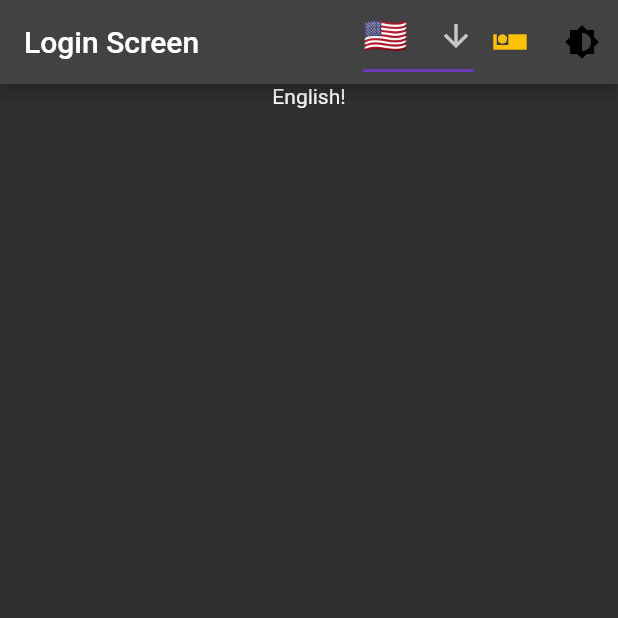
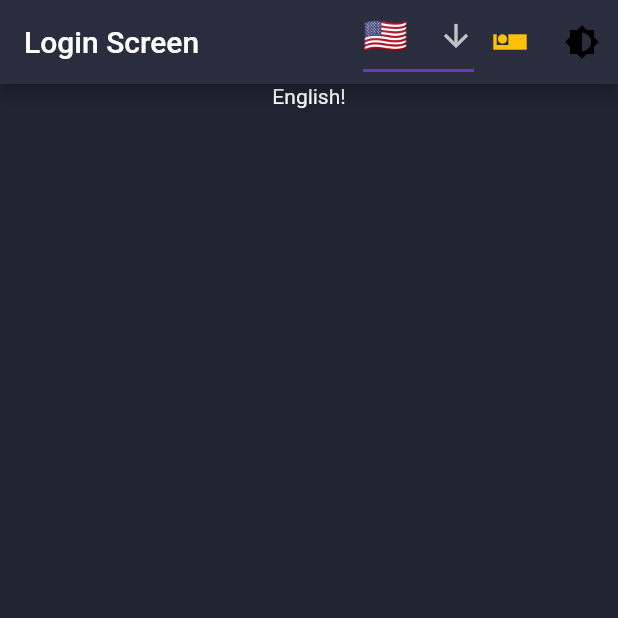
Before and after one commit to SchroederLionel/Crayon_Management, a Flutter app: the screen it shows after launch, on a phone screen of 412 x 824 dp, the top half of it. Run offline on Flutter 3.47's test engine with Material 2 defaults, Android fonts, the phone set to English and light mode, and no system bars; our stand-ins replace google_fonts, url_strategy; generated files the repository leaves out were written again.

Commit message:
Dashboard & DarkTheme improvements

```diff
--- a/lib/main.dart
+++ b/lib/main.dart
@@ -1,14 +1,20 @@
 import 'package:crayon_management/providers/locale_provider.dart';
+import 'package:crayon_management/providers/menu_provider.dart';
+import 'package:crayon_management/screens/dashboard/components/header.dart';
 import 'package:flutter/material.dart';
 import 'package:provider/provider.dart';
 import 'package:flutter_gen/gen_l10n/app_localizations.dart';
 
 import 'package:crayon_management/providers/theme_provider.dart';
 import 'route/route.dart' as route;
+import 'package:url_strategy/url_strategy.dart';
 
 void main() {
+  // Removes # from url.
+  setPathUrlStrategy();
   runApp(MultiProvider(
     providers: [
+      ChangeNotifierProvider<MenuProvider>(create: (context) => MenuProvider()),
       ChangeNotifierProvider<ThemeProvider>(
         create: (BuildContext context) => ThemeProvider(isDarkMode: true),
       ),
--- a/lib/providers/theme_provider.dart
+++ b/lib/providers/theme_provider.dart
@@ -1,15 +1,31 @@
 import 'package:flutter/material.dart';
+import 'package:google_fonts/google_fonts.dart';
 
 class ThemeProvider extends ChangeNotifier {
   late ThemeData _selectedTheme;
 
   ThemeData light = ThemeData.light().copyWith(
-    primaryColor: Colors.green,
-  );
+      primaryColor: const Color(0xFF212332),
+      textTheme: TextTheme(
+        headline1:
+            GoogleFonts.poppins(fontSize: 72.0, fontWeight: FontWeight.bold),
+      ));
 
-  ThemeData dark = ThemeData.dark().copyWith(
-    primaryColor: Colors.black,
-  );
+  ThemeData dark = ThemeData(
+      backgroundColor: const Color(0xFF212332),
+      brightness: Brightness.dark,
+      scaffoldBackgroundColor: const Color(0xFF212332),
+      canvasColor: const Color(0xFF2A2D3E),
+      cardColor: const Color(0xFF2A2D3E),
+      textTheme: TextTheme(
+          headline1: GoogleFonts.poppins(
+              fontSize: 24.0,
+              fontWeight: FontWeight.w300,
+              color: Colors.white54),
+          subtitle1: GoogleFonts.poppins(
+              fontSize: 18.0,
+              fontWeight: FontWeight.w100,
+              color: Colors.white54)));
 
   ThemeProvider({required bool isDarkMode}) {
     _selectedTheme = isDarkMode ? dark : light;
--- a/lib/route/route.dart
+++ b/lib/route/route.dart
@@ -1,20 +1,28 @@
+import 'package:crayon_management/screens/settings.dart';
 import 'package:flutter/material.dart';
 
 import 'package:crayon_management/screens/login_registration/login.dart';
+import 'package:crayon_management/screens/dashboard/dashboard.dart';
 import 'package:crayon_management/screens/login_registration/registration.dart';
 
 /// Route Names
 const String loginScreen = 'login';
 const String registration = 'registration';
+const String dashboard = 'dashboard';
+const String settings = 'settings';
 
 /// Routes of the application.
-Route<dynamic> controller(RouteSettings settings) {
-  switch (settings.name) {
+Route<dynamic> controller(RouteSettings routerSettings) {
+  switch (routerSettings.name) {
     case loginScreen:
       return MaterialPageRoute(builder: (context) => const LoginScreen());
     case registration:
       return MaterialPageRoute(
           builder: (context) => const RegistrationScreen());
+    case dashboard:
+      return MaterialPageRoute(builder: (context) => const Dashboard());
+    case settings:
+      return MaterialPageRoute(builder: (context) => const SettingsScreen());
     default:
       return MaterialPageRoute(builder: (context) => const LoginScreen());
   }
--- a/lib/screens/dashboard/components/side_menu.dart
+++ b/lib/screens/dashboard/components/side_menu.dart
@@ -31,7 +31,9 @@ class SideMenu extends StatelessWidget {
             DrawerListTile(
               title: 'Logout',
               icon: Icons.logout,
-              pressed: () {},
+              pressed: () {
+                print('settings');
+              },
             ),
           ],
         ),
--- a/lib/screens/dashboard/dashboard.dart
+++ b/lib/screens/dashboard/dashboard.dart
@@ -10,9 +10,8 @@ class Dashboard extends StatelessWidget {
 
   @override
   Widget build(BuildContext context) {
-    final menuProvider = Provider.of<MenuProvider>(context, listen: false);
     return Scaffold(
-      drawer: SideMenu(),
+      drawer: const SideMenu(),
       key: context.read<MenuProvider>().scaffoldKey,
       body: SafeArea(
         child: Row(
```
Also changed, not shown: lib/datamodels/lecture.dart (added, +33 -0 lines), lib/screens/dashboard/components/dashboard_main_screen.dart (+30 -7 lines), lib/screens/dashboard/components/lecture_info_card.dart (added, +53 -0 lines).
